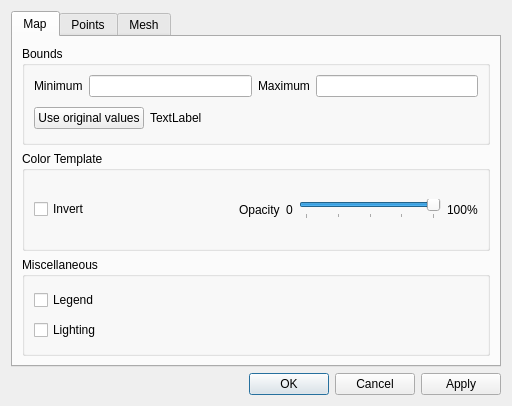
Old version of the form src/ui/layer_properties_dialog.ui in the repository IPH-ECO/iph-eco-gui.
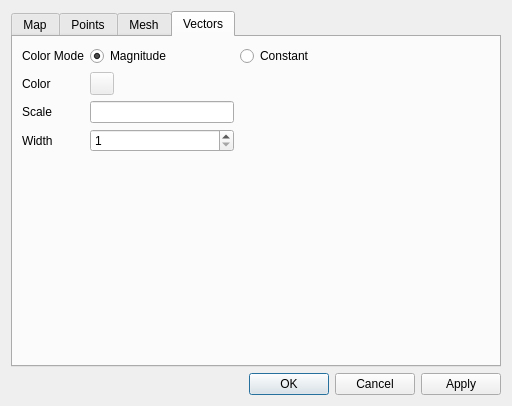
New version of the form. The open tabs and pages were chosen to show the change.

Commit message: Vector color mode on layer properties dialog

What changed in the file:
```diff
--- a/src/ui/layer_properties_dialog.ui
+++ b/src/ui/layer_properties_dialog.ui
@@ -543,6 +543,113 @@
        </item>
       </layout>
      </widget>
+     <widget class="QWidget" name="vectorsTab">
+      <attribute name="title">
+       <string>Vectors</string>
+      </attribute>
+      <layout class="QGridLayout" name="gridLayout_4">
+       <item row="2" column="0">
+        <widget class="QLabel" name="label_16">
+         <property name="text">
+          <string>Scale</string>
+         </property>
+        </widget>
+       </item>
+       <item row="4" column="1">
+        <spacer name="verticalSpacer_2">
+         <property name="orientation">
+          <enum>Qt::Vertical</enum>
+         </property>
+         <property name="sizeHint" stdset="0">
+          <size>
+           <width>20</width>
+           <height>40</height>
+          </size>
+         </property>
+        </spacer>
+       </item>
+       <item row="2" column="1">
+        <widget class="QLineEdit" name="edtVectorScale"/>
+       </item>
+       <item row="3" column="1">
+        <widget class="QSpinBox" name="sbxVectorWidth">
+         <property name="minimum">
+          <number>1</number>
+         </property>
+        </widget>
+       </item>
+       <item row="3" column="0">
+        <widget class="QLabel" name="label_17">
+         <property name="text">
+          <string>Width</string>
+         </property>
+        </widget>
+       </item>
+       <item row="2" column="2">
+        <spacer name="horizontalSpacer_7">
+         <property name="orientation">
+          <enum>Qt::Horizontal</enum>
+         </property>
+         <property name="sizeType">
+          <enum>QSizePolicy::Fixed</enum>
+         </property>
+         <property name="sizeHint" stdset="0">
+          <size>
+           <width>250</width>
+           <height>20</height>
+          </size>
+         </property>
+        </spacer>
+       </item>
+       <item row="1" column="0">
+        <widget class="QLabel" name="label_18">
+         <property name="text">
+          <string>Color</string>
+         </property>
+        </widget>
+       </item>
+       <item row="1" column="1">
+        <widget class="QToolButton" name="btnVectorColor">
+         <property name="enabled">
+          <bool>false</bool>
+         </property>
+         <property name="text">
+          <string/>
+         </property>
+        </widget>
+       </item>
+       <item row="0" column="0">
+        <widget class="QLabel" name="label_19">
+         <property name="text">
+          <string>Color Mode</string>
+         </property>
+        </widget>
+       </item>
+       <item row="0" column="1">
+        <widget class="QRadioButton" name="chkMagnitude">
+         <property name="text">
+          <string>Magnitude</string>
+         </property>
+         <property name="checked">
+          <bool>true</bool>
+         </property>
+         <attribute name="buttonGroup">
+          <string notr="true">buttonGroup</string>
+         </attribute>
+        </widget>
+       </item>
+       <item row="0" column="2">
+        <widget class="QRadioButton" name="chkConstant">
+         <property name="text">
+          <string>Constant</string>
+         </property>
+         <attribute name="buttonGroup">
+          <string notr="true">buttonGroup</string>
+         </attribute>
+        </widget>
+       </item>
+      </layout>
+     </widget>
     </widget>
    </item>
    <item>
```
Left out of the diff: 38 changed lines with no effect on the pictures. The commit also changes 10 other files.
